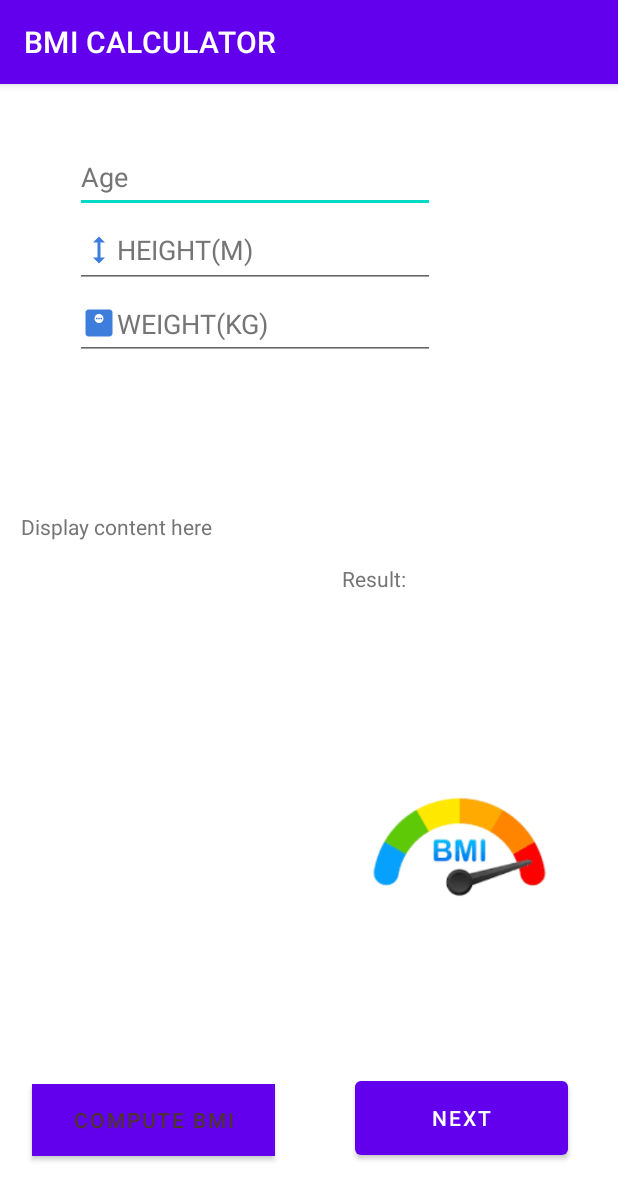
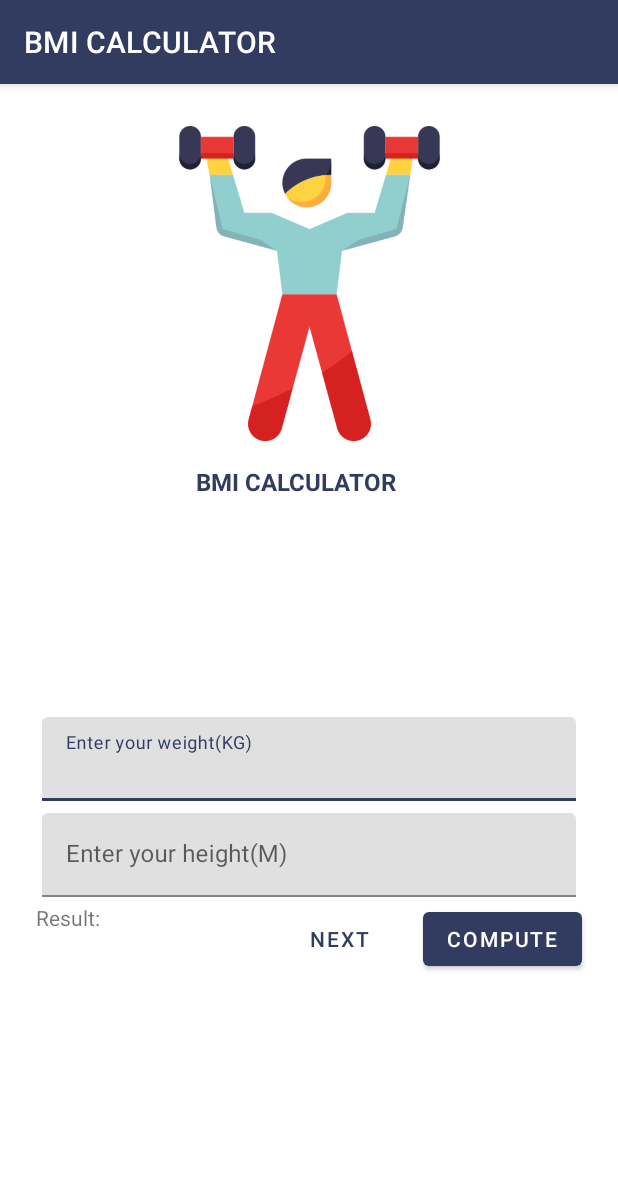
Before and after one commit to isaacjayden24/bmicalculator, an Android app: the screen it shows after launch (MainActivity), on a phone screen of 412 x 824 dp. Shown: the top 1200 px of the screen. Run offline under Robolectric (Android 15) with nearby library versions, the phone set to English and light mode, and no system bars; our stand-ins replace data binding.

Commit message:
Updated UI

```diff
--- a/app/src/main/java/com/example/bmicalculator/MainActivity.kt
+++ b/app/src/main/java/com/example/bmicalculator/MainActivity.kt
@@ -75,28 +75,14 @@ class MainActivity : AppCompatActivity() {
         }
     }
 
-//working on this function to display images accordingly
-   /* fun displayweightImages(result:Double){
-        val result=weightCalculation()
-        //reference the image view
-        val imageDisplay:ImageView=findViewById(R.id.imageView)
-        when(result){
-            in 0.0..18.5->imageDisplay.setImageResource(R.drawable.image1)
-            in 18.5..24.9->imageDisplay.setImageResource(R.drawable.image2)
-            in 25.0..29.9->imageDisplay.setImageResource(R.drawable.image3)
-            else->imageDisplay.setImageResource(R.drawable.image5)
-        }
-    }*/
+
 
     private fun launchNext(){
         val listIntent =Intent(this,HealthyTipsActivity::class.java)
         startActivity(listIntent)
     }
 
-    private fun hideKeyboard() {
-        val imm = getSystemService(Context.INPUT_METHOD_SERVICE) as InputMethodManager
-        imm.hideSoftInputFromWindow(currentFocus?.windowToken, 0)
-    }
+
 
 
 }
--- a/app/src/main/res/layout/activity_main.xml
+++ b/app/src/main/res/layout/activity_main.xml
@@ -1,121 +1,104 @@
+<?xml version="1.0" encoding="utf-8"?>
+<layout xmlns:android="http://schemas.android.com/apk/res/android"
+    xmlns:app="http://schemas.android.com/apk/res-auto"
+    xmlns:tools="http://schemas.android.com/tools">
 
-<androidx.constraintlayout.widget.ConstraintLayout
-    xmlns:android="http://schemas.android.com/apk/res/android"
-    xmlns:app="http://schemas.android.com/apk/res-auto"
-    xmlns:tools="http://schemas.android.com/tools"
+<ScrollView
     android:layout_width="match_parent"
     android:layout_height="match_parent"
-    tools:context=".MainActivity">
+    android:background="#0000"
+    tools:context=".MainActivity"
+    >
 
-    <RelativeLayout
+    <LinearLayout
         android:layout_width="match_parent"
-        android:layout_height="match_parent"
-        app:layout_constraintBottom_toBottomOf="parent">
+        android:layout_height="wrap_content"
+        android:clipChildren="false"
+        android:clipToPadding="false"
+        android:orientation="vertical"
+        android:padding="24dp"
+        android:paddingTop="16dp">
 
-        <Button
-            android:id="@+id/bmi_Calculate"
-            android:layout_width="162dp"
+        <ImageView
+            android:layout_width="378dp"
+            android:layout_height="210dp"
+            android:layout_gravity="center_horizontal"
+            android:layout_marginTop="4dp"
+            android:layout_marginBottom="16dp"
+            app:srcCompat="@drawable/weight"
+            android:contentDescription="@string/image_display" />
+
+        <TextView
+            android:layout_width="150dp"
+            android:layout_height="32dp"
+            android:layout_gravity="center_horizontal"
+            android:layout_marginBottom="132dp"
+            android:text="@string/app_name"
+            android:textStyle="bold"
+            android:textAllCaps="true"
+            android:textSize="16sp"
+            android:textColor="@color/navy"/>
+
+        <com.google.android.material.textfield.TextInputLayout
+            android:id="@+id/weight_taken"
+            android:layout_width="match_parent"
             android:layout_height="wrap_content"
-            android:layout_alignParentStart="true"
-            android:layout_alignParentBottom="true"
-            android:layout_marginStart="21dp"
-            android:layout_marginEnd="53dp"
-            android:layout_marginBottom="53dp"
-            android:layout_toStartOf="@+id/button_next"
-            android:background="@android:color/holo_orange_dark"
-            android:text="@string/calculate_button"
-            android:textColor="#4E342E" />
+            android:layout_margin="4dp"
+            android:hint="@string/weight_calculate">
 
-        <Button
-            android:id="@+id/button_next"
-            android:layout_width="142dp"
-            android:layout_height="61dp"
-            android:layout_alignParentEnd="true"
-            android:layout_alignParentBottom="true"
-            android:layout_marginEnd="33dp"
-            android:layout_marginBottom="48dp"
-            android:text="Next" />
+            <com.google.android.material.textfield.TextInputEditText
+                android:id="@+id/weightinput"
+                android:layout_width="match_parent"
+                android:layout_height="wrap_content"
+                app:errorEnabled="true"
+                />
+        </com.google.android.material.textfield.TextInputLayout>
 
-        <LinearLayout
-            android:id="@+id/linearLayout"
-            android:layout_width="240dp"
-            android:layout_height="218dp"
-            android:layout_alignParentStart="true"
-            android:layout_alignParentTop="true"
-            android:layout_alignParentEnd="true"
-            android:layout_marginStart="50dp"
-            android:layout_marginTop="38dp"
-            android:layout_marginEnd="122dp"
-            android:orientation="vertical">
+        <com.google.android.material.textfield.TextInputLayout
+            android:id="@+id/height_text_input"
+            android:layout_width="match_parent"
+            android:layout_height="wrap_content"
+            android:layout_margin="4dp"
+            android:hint="@string/height_calculate">
 
-            <EditText
-                android:id="@+id/ageinput"
-                android:layout_width="match_parent"
-                android:layout_height="48dp"
-                android:hint="Age"
-                android:textColorHint="#757575" />
-
-            <EditText
+            <com.google.android.material.textfield.TextInputEditText
                 android:id="@+id/heightinput"
                 android:layout_width="match_parent"
-                android:layout_height="50dp"
-                android:drawableLeft="@drawable/heighticon"
-                android:hint="HEIGHT(M)"
-                android:textColorHint="#757575" />
+                android:layout_height="wrap_content"
+                android:textColorHint="#616161" />
+        </com.google.android.material.textfield.TextInputLayout>
 
-            <EditText
-                android:id="@+id/weightinput"
-                android:layout_width="match_parent"
-                android:layout_height="48dp"
-                android:drawableLeft="@drawable/weighticon"
-                android:hint="WEIGHT(KG)"
-                android:textColorHint="#757575" />
+        <RelativeLayout
+            android:layout_width="match_parent"
+            android:layout_height="wrap_content">
 
-        </LinearLayout>
+            <com.google.android.material.button.MaterialButton
+                android:id="@+id/bmi_Calculate"
+                android:layout_width="wrap_content"
+                android:layout_height="wrap_content"
+                android:layout_alignParentEnd="true"
+                android:text="@string/calculate_button" />
 
-        <TextView
-            android:id="@+id/resultdisplay"
-            android:layout_width="92dp"
-            android:layout_height="43dp"
+            <com.google.android.material.button.MaterialButton
+                android:id="@+id/button_next"
+                style="@style/Widget.MaterialComponents.Button.TextButton"
+                android:layout_width="wrap_content"
+                android:layout_height="wrap_content"
+                android:layout_marginEnd="12dp"
+                android:layout_toStartOf="@id/bmi_Calculate"
+                android:text="@string/next_button" />
 
-            android:layout_above="@+id/statusimage"
-            android:layout_alignParentEnd="true"
-            android:layout_marginEnd="92dp"
-            android:layout_marginBottom="81dp"
-            android:hint="Result:"
-            android:textColorHint="#757575" />
+            <TextView
+                android:id="@+id/resultdisplay"
+                android:layout_width="wrap_content"
+                android:layout_height="wrap_content"
+                android:text="@string/result_output" />
+
+        </RelativeLayout>
 
 
-        <TextView
-            android:id="@+id/someinformation"
-            android:layout_width="162dp"
-            android:layout_height="269dp"
-            android:layout_below="@+id/linearLayout"
-            android:layout_alignParentStart="true"
-            android:layout_alignParentBottom="true"
-            android:layout_marginStart="14dp"
-            android:layout_marginTop="29dp"
-            android:layout_marginEnd="39dp"
-            android:layout_marginBottom="177dp"
-            android:layout_toStartOf="@+id/imageView"
-            android:hint="Display content here"
-            android:textColorHint="#757575" />
+    </LinearLayout>
 
-        <ImageView
-            android:id="@+id/iconone"
-            android:layout_width="wrap_content"
-            android:layout_height="match_parent" />
 
-        <ImageView
-            android:id="@+id/statusimage"
-            android:layout_width="159dp"
-            android:layout_height="128dp"
-            android:layout_above="@+id/button_next"
-            android:layout_alignParentEnd="true"
-            android:layout_marginEnd="26dp"
-            android:layout_marginBottom="86dp"
-            app:srcCompat="@drawable/download" />
-
-    </RelativeLayout>
-
-</androidx.constraintlayout.widget.ConstraintLayout>
+</ScrollView>
+</layout>
--- a/app/src/main/res/values/colors.xml
+++ b/app/src/main/res/values/colors.xml
@@ -7,4 +7,5 @@
     <color name="teal_700">#FF018786</color>
     <color name="black">#FF000000</color>
     <color name="white">#FFFFFFFF</color>
+    <color name ="navy">#323b60</color>
 </resources>
--- a/app/src/main/res/values/strings.xml
+++ b/app/src/main/res/values/strings.xml
@@ -2,11 +2,15 @@
     <string name="app_name">BMI CALCULATOR</string>
     <string name="calculate_your_weight">CALCULATE BMI</string>
     <string name="weight_calculate">Enter your weight(KG)</string>
-    <string name="height_calculate">Enter your height(cm)</string>
+    <string name="height_calculate">Enter your height(M)</string>
     <string name="bmi_result">Your result</string>
-    <string name="calculate_button">  COMPUTE   BMI</string>
+    <string name="calculate_button">  COMPUTE </string>
     <string name="bmi_title">TIP: </string>
     <string name="bmi_content">CONTENT: </string>
+    <string name ="image_display">Image display</string>
+    <string name ="next_button">Next</string>
+    <string name="result_output">Result:</string>
+
 
 
 </resources>
--- a/app/src/main/res/values/themes.xml
+++ b/app/src/main/res/values/themes.xml
@@ -2,15 +2,16 @@
     <!-- Base application theme. -->
     <style name="Theme.BMICALCULATOR" parent="Theme.MaterialComponents.DayNight.DarkActionBar">
         <!-- Primary brand color. -->
-        <item name="colorPrimary">@color/purple_500</item>
-        <item name="colorPrimaryVariant">@color/purple_700</item>
+        <item name="colorPrimary">@color/navy</item>
+        <item name="colorPrimaryVariant">@color/navy</item>
         <item name="colorOnPrimary">@color/white</item>
+        <item name="android:statusBarColor">@color/navy</item>
         <!-- Secondary brand color. -->
         <item name="colorSecondary">@color/teal_200</item>
         <item name="colorSecondaryVariant">@color/teal_700</item>
         <item name="colorOnSecondary">@color/black</item>
         <!-- Status bar color. -->
-        <item name="android:statusBarColor">?attr/colorPrimaryVariant</item>
+
         <!-- Customize your theme here. -->
     </style>
 </resources>
```
Also changed, not shown: app/src/main/res/drawable-v24/weight.png (added), app/src/main/res/drawable/download.png (deleted), app/src/main/res/drawable/image1.png (deleted), app/src/main/res/drawable/image2.png (deleted), app/src/main/res/drawable/image3.png (deleted), app/src/main/res/drawable/image4.png (deleted), app/src/main/res/drawable/image5.png (deleted), 4 other files.
